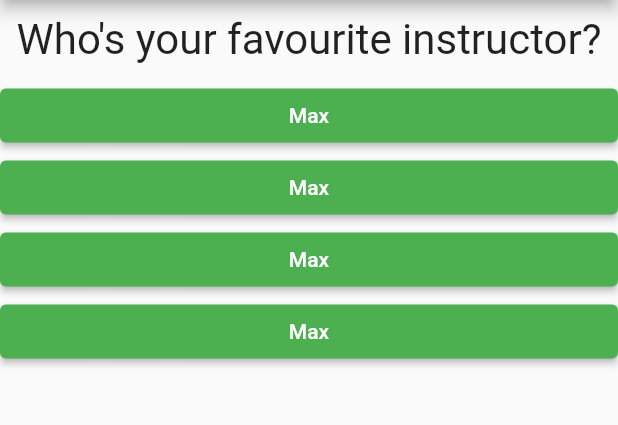
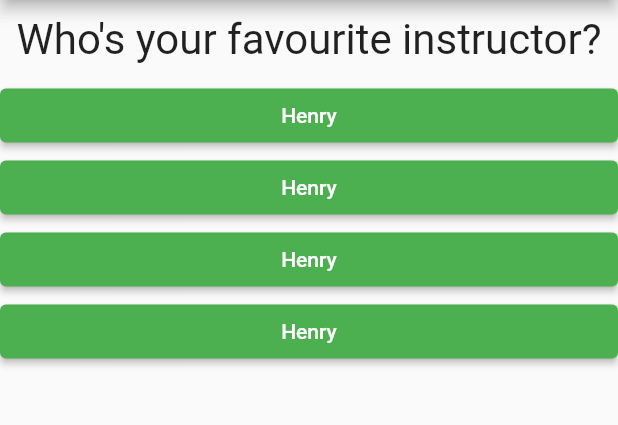
Before and after one commit to henzljw/quiz-app, a Flutter app: the screen it shows after launch, after a tap on "Black", after a tap on "Snake", on a phone screen of 412 x 824 dp, the part 84-509 px from its top. Run offline on Flutter 3.47's test engine with Material 2 defaults, Android fonts, the phone set to English and light mode, and no system bars.

```diff
--- a/lib/main.dart
+++ b/lib/main.dart
@@ -1,7 +1,8 @@
 import 'package:flutter/material.dart';
+import 'package:quiz/result.dart';
 
-import './question.dart';
-import './answer.dart';
+import './quiz.dart';
+import './result.dart';
 
 void main() {
   runApp(MyQuiz());
@@ -16,33 +17,63 @@ class MyQuiz extends StatefulWidget {
 }
 
 class _MyQuizState extends State<MyQuiz> {
-  var _questionIndex = 0;
-
-  final questions = const [
+  final _questions = const [
     {
       'questionText': 'What\'s your favourite color?',
-      'answers': ['Black', 'Red', 'Green', 'White'],
+      'answers': [
+        {'text': 'Black', 'score': 10},
+        {'text': 'Red', 'score': 20},
+        {'text': 'Green', 'score': 30},
+        {'text': 'White', 'score': 40},
+      ],
     },
     {
       'questionText': 'What\'s your favourite animal?',
-      'answers': ['Rabbit', 'Snake', 'Elephant', 'Lion'],
+      'answers': [
+        {'text': 'Rabbit', 'score': 10},
+        {'text': 'Snake', 'score': 20},
+        {'text': 'Elephant', 'score': 30},
+        {'text': 'Lion', 'score': 40},
+      ],
     },
     {
       'questionText': 'Who\'s your favourite instructor?',
-      'answers': ['Max', 'Max', 'Max', 'Max'],
+      'answers': [
+        {'text': 'Henry', 'score': 5},
+        {'text': 'Henry', 'score': 5},
+        {'text': 'Henry', 'score': 5},
+        {'text': 'Henry', 'score': 5},
+      ],
     },
     {
       'questionText': 'Where did you come from?',
-      'answers': ['Malaysia', 'Singapore', 'Indonesia', 'Vietnam'],
+      'answers': [
+        {'text': 'Malaysia', 'score': 10},
+        {'text': 'Singapore', 'score': 20},
+        {'text': 'Indonesia', 'score': 30},
+        {'text': 'Vietnam', 'score': 40},
+      ],
     },
   ];
 
-  void _answerQuestion() {
+  var _questionIndex = 0;
+  var _totalScore = 0;
+
+  void _resetQuiz() {
+    setState(() {
+      _questionIndex = 0;
+      _totalScore = 0;
+    });
+  }
+
+  void _answerQuestion(int score) {
+    _totalScore += score;
+
     setState(() {
       _questionIndex += 1;
     });
     print(_questionIndex);
-    if (_questionIndex < questions.length) {
+    if (_questionIndex < _questions.length) {
       print('We have more questions!');
     } else {
       print('No more questions!');
@@ -56,21 +87,13 @@ class _MyQuizState extends State<MyQuiz> {
         appBar: AppBar(
           title: Text('Quiz App'),
         ),
-        body: _questionIndex < questions.length
-            ? Column(
-                children: [
-                  Question(
-                    questions[_questionIndex]['questionText'] as String,
-                  ),
-                  ...(questions[_questionIndex]['answers'] as List<String>)
-                      .map((answer) {
-                    return Answer(_answerQuestion, answer);
-                  }).toList(),
-                ],
+        body: _questionIndex < _questions.length
+            ? Quiz(
+                answerQuestion: _answerQuestion,
+                questionIndex: _questionIndex,
+                questions: _questions,
               )
-            : Center(
-                child: Text('You did it!'),
-              ),
+            : Result(_totalScore, _resetQuiz),
       ),
     );
   }
--- /dev/null
+++ b/lib/quiz.dart
@@ -0,0 +1,32 @@
+import 'package:flutter/material.dart';
+
+import '/question.dart';
+import '/answer.dart';
+
+class Quiz extends StatelessWidget {
+  final List<Map<String, Object>> questions;
+  final int questionIndex;
+  final Function answerQuestion;
+
+  Quiz({
+    @required this.questions,
+    @required this.answerQuestion,
+    @required this.questionIndex,
+  });
+
+  @override
+  Widget build(BuildContext context) {
+    return Column(
+      children: [
+        Question(
+          questions[questionIndex]['questionText'] as String,
+        ),
+        ...(questions[questionIndex]['answers'] as List<Map<String, Object>>)
+            .map((answer) {
+          return Answer(
+              () => answerQuestion(answer['score']), answer['text'] as String);
+        }).toList(),
+      ],
+    );
+  }
+}
```
Also changed, not shown: lib/result.dart (added, +47 -0 lines).
